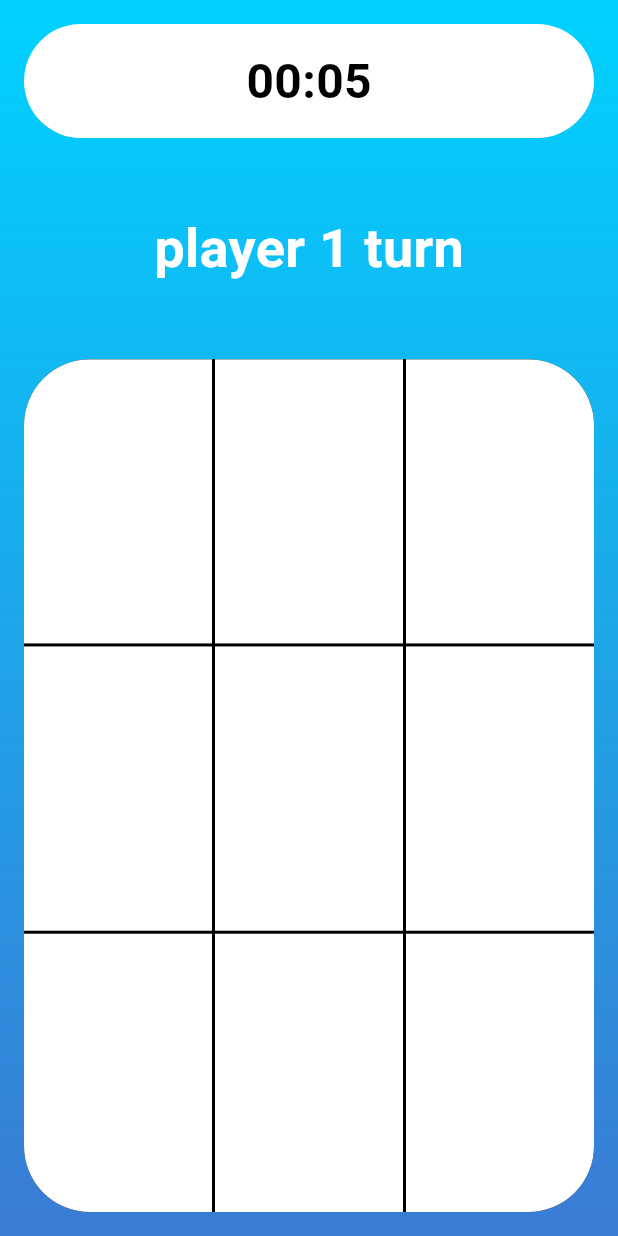
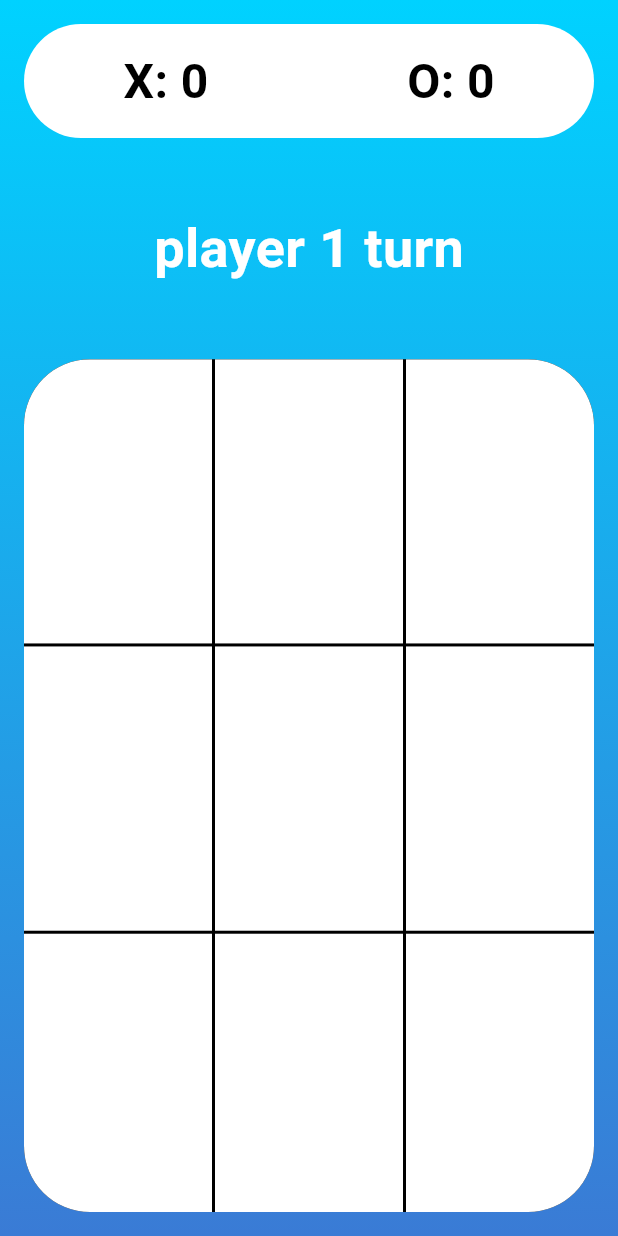
Before and after one commit to MohamedElsay0d/tic_tac_oe, a Flutter app: the screen it shows after launch, on a phone screen of 412 x 824 dp. Run offline on Flutter 3.47's test engine with Material 3 defaults, Android fonts, the phone set to English and light mode, and no system bars.

Commit message:
clear all inputs

```diff
--- a/lib/game_board.dart
+++ b/lib/game_board.dart
@@ -14,7 +14,9 @@ class _GameBoardState extends State<GameBoard> {
   List items = List.filled(9, '');
   int round = 1;
   String player = 'X';
-  String txt = 'player 1' ;
+  String txt = 'player 1';
+  int player1scor = 0;
+  int player2score = 0;
 
   @override
   Widget build(BuildContext context) {
@@ -42,19 +44,31 @@ class _GameBoardState extends State<GameBoard> {
                   color: Color(0xffffffff),
                   borderRadius: BorderRadius.all(Radius.circular(44)),
                 ),
-                child: const Center(
-                  child: Text(
-                    '00:05',
-                    style: TextStyle(
-                        fontSize: 32,
-                        color: Color(0xff000000),
-                        fontWeight: FontWeight.w600),
+                child: Center(
+                  child: Row(
+                    mainAxisAlignment: MainAxisAlignment.spaceAround,
+                    children: [
+                      Text(
+                        'X: $player1scor',
+                        style: const TextStyle(
+                            fontSize: 32,
+                            color: Color(0xff000000),
+                            fontWeight: FontWeight.w600),
+                      ),
+                      Text(
+                        'O: $player2score',
+                        style: const TextStyle(
+                            fontSize: 32,
+                            color: Color(0xff000000),
+                            fontWeight: FontWeight.w600),
+                      ),
+                    ],
                   ),
                 ),
               ),
-               Text(
+              Text(
                 '$txt turn',
-                style:const TextStyle(
+                style: const TextStyle(
                     fontSize: 36,
                     color: Colors.white,
                     fontWeight: FontWeight.w700),
@@ -79,26 +93,12 @@ class _GameBoardState extends State<GameBoard> {
                           text: items[index],
                           index: index,
                           onClick: (index) {
-                            setState(() {
                               if (round % 2 != 0) {
                                 items[index] == ''
                                     ? items[index] = player
                                     : items[index] = '';
                                 if (checkWin(items[index])) {
-                                  showDialog(
-                                    context: context,
-                                    builder: (context) => AlertDialog(
-                                      title: const Text('Player 1 win'),
-                                      actions: [
-                                        TextButton(
-                                          child: const Text('Close'),
-                                          onPressed: () {
-                                            Navigator.pop(context);
-                                          },
-                                        )
-                                      ],
-                                    ),
-                                  );
+                                  player1scor++;
                                   items = List.filled(9, '');
                                 }
                                 txt = 'Player 2';
@@ -107,26 +107,18 @@ class _GameBoardState extends State<GameBoard> {
                                     ? items[index] = player == 'X' ? 'O' : 'X'
                                     : items[index] = '';
                                 if (checkWin(items[index])) {
-                                  showDialog(
-                                    context: context,
-                                    builder: (context) => AlertDialog(
-                                      title: const Text('Player 2 win'),
-                                      actions: [
-                                        TextButton(
-                                          child: const Text('Close'),
-                                          onPressed: () {
-                                            Navigator.pop(context);
-                                          },
-                                        )
-                                      ],
-                                    ),
-                                  );
+                                  player2score++;
                                   items = List.filled(9, '');
                                 }
                                 txt = 'Player 1';
                               }
                               round++;
-                            });
+                              if (round == 10) {
+                                items = List.filled(9, '');
+                                txt = 'Player 1';
+                                round = 1;
+                              }
+                              setState(() {});
                           },
                         )),
               ),
```
